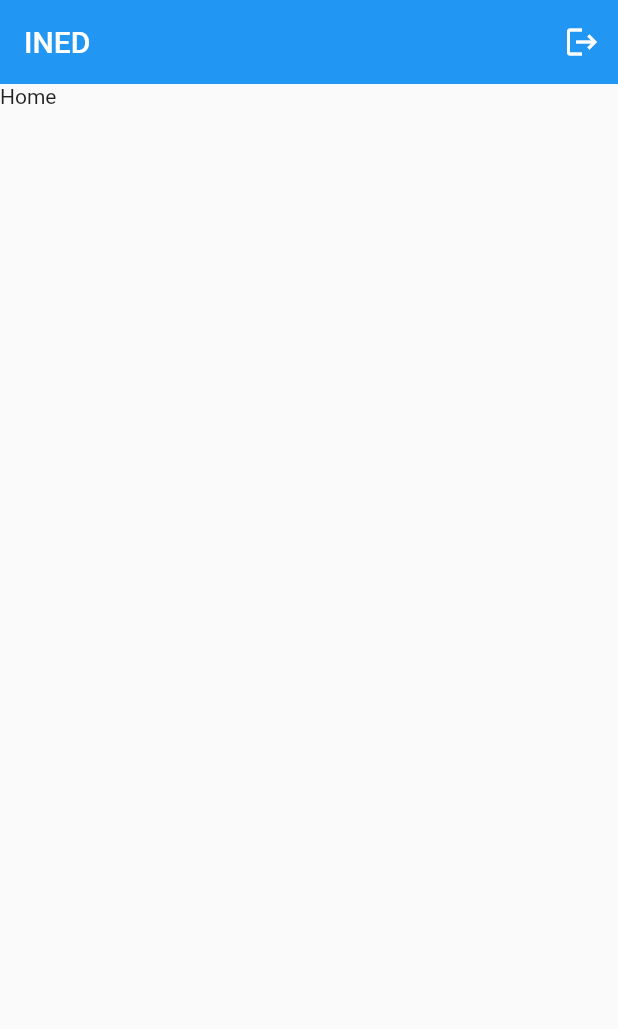
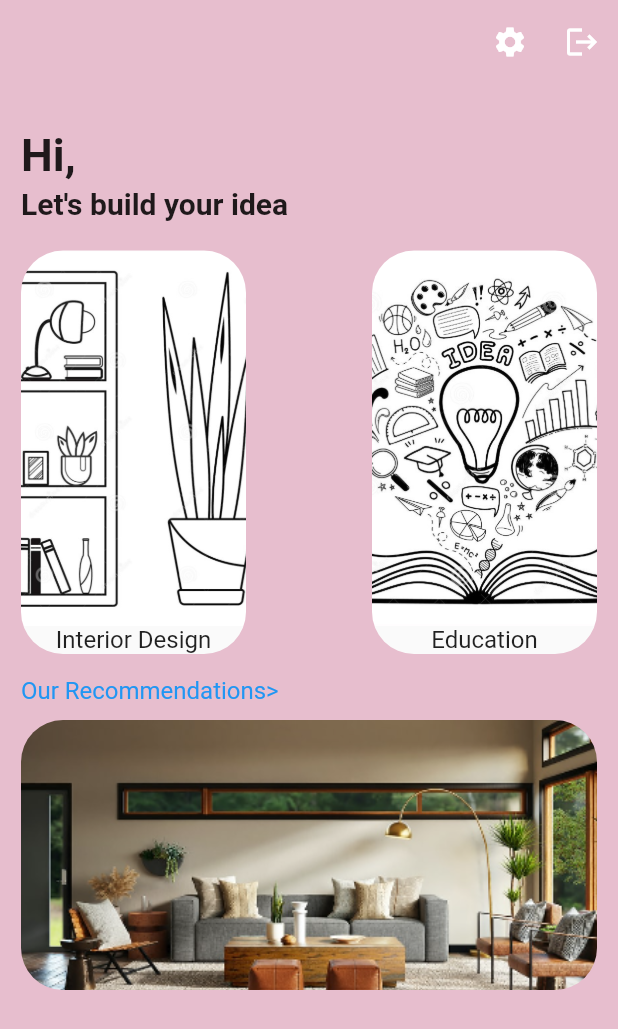
Before and after one commit to nithinmani/ar_new, a Flutter app: the ScreenHome screen opened directly, on a phone screen of 412 x 824 dp. Shown: the top 1029 px of the screen. Run offline on Flutter 3.47's test engine with Material 2 defaults, Android fonts, the phone set to English and light mode, and no system bars; our stand-ins replace flutter_signin_button, google_sign_in.

Commit message:
second commit

```diff
--- /dev/null
+++ b/lib/Interior.dart
@@ -0,0 +1,20 @@
+import 'package:flutter/material.dart';
+import 'package:flutter/src/foundation/key.dart';
+import 'package:flutter/src/widgets/framework.dart';
+
+class ScreenInterior extends StatelessWidget {
+  const ScreenInterior({Key? key}) : super(key: key);
+
+  @override
+  Widget build(BuildContext context) {
+    return Scaffold(
+      appBar: AppBar(
+        title: Text('Interior Design'),
+      ),
+      body: SafeArea(
+          child: Column(
+        children: [],
+      )),
+    );
+  }
+}
--- a/lib/home.dart
+++ b/lib/home.dart
@@ -1,5 +1,7 @@
+import 'package:ar_app/Interior.dart';
 import 'package:ar_app/signin.dart';
 import 'package:flutter/material.dart';
+import 'package:flutter/rendering.dart';
 import 'package:flutter/src/foundation/key.dart';
 import 'package:flutter/src/widgets/framework.dart';
 
@@ -10,18 +12,123 @@ class ScreenHome extends StatelessWidget {
   Widget build(BuildContext context) {
     return Scaffold(
       appBar: AppBar(
-        title: Text('INED'),
+        backgroundColor: Color.fromARGB(255, 231, 190, 206),
         elevation: 0,
         actions: [
           IconButton(
               onPressed: () {
+                List;
+              },
+              icon: const Icon(Icons.settings)),
+          IconButton(
+              onPressed: () {
                 signout(context);
               },
-              icon: Icon(Icons.logout))
+              icon: const Icon(Icons.logout)),
         ],
       ),
+      backgroundColor: Color.fromARGB(255, 231, 190, 206),
       body: SafeArea(
-        child: Text('Home'),
+        child: Padding(
+          padding:
+              const EdgeInsets.only(top: 30, left: 14, right: 14, bottom: 5),
+          child: SingleChildScrollView(
+            child: Column(children: [
+              const Align(
+                  alignment: Alignment.topLeft,
+                  child: Text(
+                    "Hi,",
+                    style: TextStyle(fontSize: 30, fontWeight: FontWeight.bold),
+                  )),
+              SizedBox(
+                height: 3,
+              ),
+              Align(
+                alignment: Alignment.topLeft,
+                child: Text(
+                  "Let's build your idea",
+                  style: TextStyle(fontSize: 20, fontWeight: FontWeight.bold),
+                ),
+              ),
+              const SizedBox(
+                height: 20,
+              ),
+              Row(
+                mainAxisAlignment: MainAxisAlignment.spaceBetween,
+                children: [
+                  Material(
+                    borderRadius: BorderRadius.circular(28),
+                    clipBehavior: Clip.antiAliasWithSaveLayer,
+                    child: InkWell(
+                      splashColor: Colors.black26,
+                      onTap: () {
+                        Navigator.of(context).push(MaterialPageRoute(
+                            builder: (ctx) => const ScreenInterior()));
+                      },
+                      child: Column(children: [
+                        Ink.image(
+                          image: const AssetImage(
+                              'assets/images/interior design pic.jpg'),
+                          height: 250,
+                          width: 150,
+                          fit: BoxFit.cover,
+                        ),
+                        const Text('Interior Design',
+                            style: const TextStyle(fontSize: 16)),
+                      ]),
+                    ),
+                  ),
+                  Material(
+                    borderRadius: BorderRadius.circular(28),
+                    clipBehavior: Clip.antiAliasWithSaveLayer,
+                    child: InkWell(
+                      splashColor: Colors.black26,
+                      onTap: () {},
+                      child: Column(children: [
+                        Ink.image(
+                          image:
+                              const AssetImage('assets/images/Education1.jpg'),
+                          height: 250,
+                          width: 150,
+                          fit: BoxFit.cover,
+                        ),
+                        const Text('Education',
+                            style: const TextStyle(fontSize: 16)),
+                      ]),
+                    ),
+                  )
+                ],
+              ),
+              const SizedBox(height: 15),
+              Align(
+                alignment: Alignment.topLeft,
+                child: Text(
+                  'Our Recommendations>',
+                  style: const TextStyle(fontSize: 16, color: Colors.blue),
+                ),
+              ),
+              SizedBox(
+                height: 10,
+              ),
+              Material(
+                borderRadius: BorderRadius.circular(28),
+                clipBehavior: Clip.antiAliasWithSaveLayer,
+                child: InkWell(
+                  splashColor: Colors.black26,
+                  onTap: () {},
+                  child: Column(children: [
+                    Ink.image(
+                      image: const AssetImage('assets/images/Image 612.png'),
+                      height: 180,
+                      width: double.infinity,
+                      fit: BoxFit.cover,
+                    ),
+                  ]),
+                ),
+              )
+            ]),
+          ),
+        ),
       ),
     );
   }
--- a/pubspec.yaml
+++ b/pubspec.yaml
@@ -60,6 +60,10 @@ flutter:
   assets:
     - assets/images/logo final.jpg
     - assets/images/cover1.jpg
+    - assets/images/interior design pic.jpg
+    - assets/images/Education.jpg
+    - assets/images/Education1.jpg
+    - assets/images/Image 612.png
 
   # An image asset can refer to one or more resolution-specific "variants", see
   # https://flutter.dev/assets-and-images/#resolution-aware
```
Also changed, not shown: assets/images/Education.jpg (added), assets/images/Education1.jpg (added), assets/images/Image 612.png (added), assets/images/interior design pic.jpg (added).
